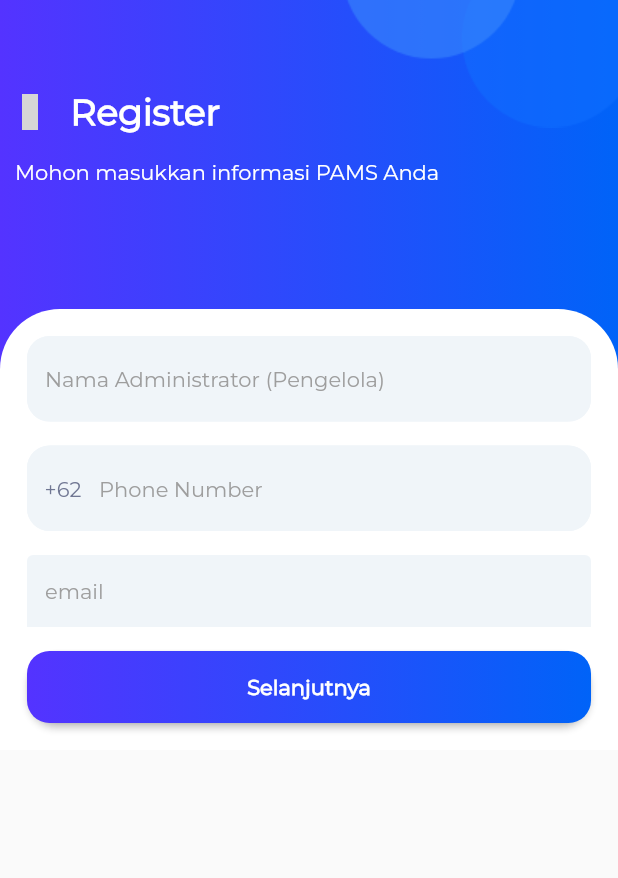
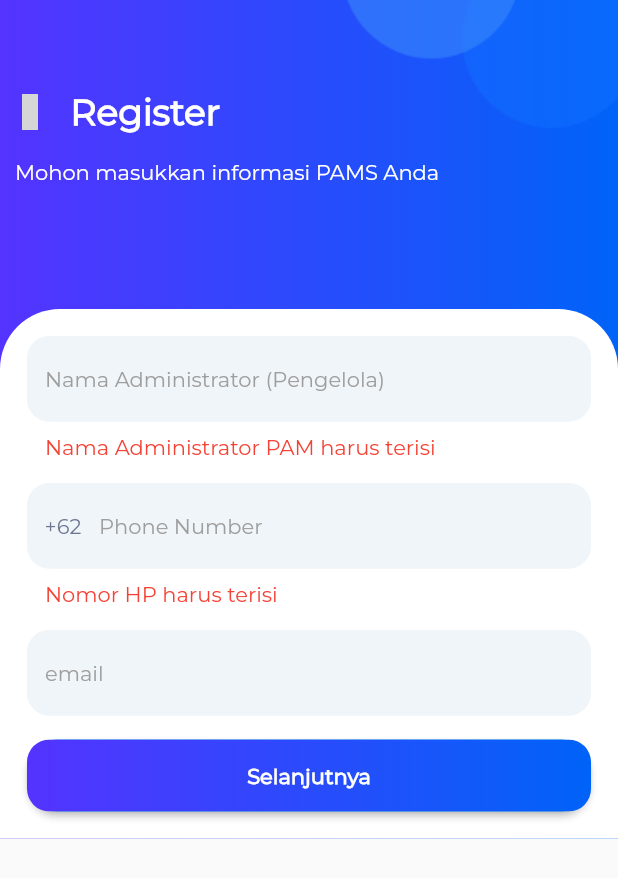
Before and after one commit to riyansutantio/airren, a Flutter app: the RegisterStepTwoView screen opened directly, after a tap on "Selanjutnya", on a phone screen of 412 x 824 dp. Shown: the top 878 px of the screen. Run offline on Flutter 3.47's test engine with Material 2 defaults, Android fonts, the light colour scheme and no system bars; our stand-ins replace device_preview, eva_icons_flutter, flutter_html, flutter_svg, get, get_storage and 5 more; missing offline and left inert: flutter_flavor, flutter_otp_timer, otp_count_down; accounts and stored records are empty; grey boxes are pictures that could not be loaded.

Commit message:
chore(model): add login model fix(register): fix register

```diff
--- a/lib/app/model/register_model.dart
+++ b/lib/app/model/register_model.dart
@@ -1,7 +1,3 @@
-// To parse this JSON data, do
-//
-//     final registerModel = registerModelFromJson(jsonString);
-
 import 'dart:convert';
 
 RegisterModel registerModelFromJson(String str) => RegisterModel.fromJson(json.decode(str));
@@ -10,19 +6,19 @@ class RegisterModel {
   RegisterModel({
     this.status,
     this.message,
+    this.errors,
     this.data,
-    this.errors
   });
 
   final String? status;
   final String? message;
+  final Errors? errors;
   final DataPam? data;
-  final Errors? errors;
-
 
   factory RegisterModel.fromJson(Map<String, dynamic> json) => RegisterModel(
     status: json["status"] == null ? null : json["status"],
     message: json["message"] == null ? null : json["message"],
+    errors: json["errors"] == null ? null : Errors.fromJson(json["errors"]),
     data: json["data"] == null ? null : DataPam.fromJson(json["data"]),
   );
 }
@@ -49,6 +45,7 @@ class PamResult {
     this.regencyId,
     this.districtId,
     this.detailAddress,
+    this.isPostpaid,
     this.updatedAt,
     this.createdAt,
     this.id,
@@ -60,6 +57,7 @@ class PamResult {
   final String? regencyId;
   final String? districtId;
   final String? detailAddress;
+  final bool? isPostpaid;
   final DateTime? updatedAt;
   final DateTime? createdAt;
   final int? id;
@@ -71,6 +69,7 @@ class PamResult {
     regencyId: json["regency_id"] == null ? null : json["regency_id"],
     districtId: json["district_id"] == null ? null : json["district_id"],
     detailAddress: json["detail_address"] == null ? null : json["detail_address"],
+    isPostpaid: json["is_postpaid"] == null ? null : json["is_postpaid"],
     updatedAt: json["updated_at"] == null ? null : DateTime.parse(json["updated_at"]),
     createdAt: json["created_at"] == null ? null : DateTime.parse(json["created_at"]),
     id: json["id"] == null ? null : json["id"],
--- a/lib/app/modules/session/controllers/session_controller.dart
+++ b/lib/app/modules/session/controllers/session_controller.dart
@@ -122,8 +122,9 @@ class SessionController extends GetxController {
 
   final resultRegister = <RegisterModel>[].obs;
 
+  final resultError = <Errors>[].obs;
+
   Future register() async {
-    try {
     isLoadingRegister.value = true;
     final res = await sessionProvider.register(
         pamName: nameAdminPamController.text,
@@ -134,18 +135,12 @@ class SessionController extends GetxController {
         pamUserEmail: emailPamController.text,
         pamUserName: nameController.text,
         pamUserPhoneNumber: phoneNumberController.text);
-      logger.i('status ${res!.errors!.pamUserEmail![0]}');
-      if (res.status == null) {
+    if (res!.status == null) {
       Get.snackbar(res.errors!.pamUserEmail![0], 'invalid value', backgroundColor: Colors.white);
     } else {
       boxPrice.write(priceInit, res.data?.trialPrice);
-        Get.snackbar('${res.message}', 'bisaaa!', backgroundColor: Colors.white);
+      Get.snackbar('${res.message}', '${res.data?.trialPrice}', backgroundColor: Colors.white);
       Future.delayed(const Duration(seconds: 2)).whenComplete(() => Get.to(PaymentView()));
-      }
-    } catch (e) {
-      logger.e(e);
-    } finally {
-      isLoadingRegister.value = false;
     }
   }
 
--- a/lib/app/modules/session/views/register_step_two_view.dart
+++ b/lib/app/modules/session/views/register_step_two_view.dart
@@ -14,6 +14,8 @@ import '../providers/session_provider.dart';
 
 class RegisterStepTwoView extends GetView {
   final SessionController sessionController = Get.put(SessionController(sessionProvider: SessionProvider()));
+  final GlobalKey<FormState> _formKey = GlobalKey<FormState>();
+
   @override
   Widget build(BuildContext context) {
     return Scaffold(
@@ -29,7 +31,9 @@ class RegisterStepTwoView extends GetView {
             ],
           ),
           title: 'Register', firstSubtitle: 'Mohon masukkan informasi PAMS Anda', secondSubtitle: ''),
-      body: Container(
+      body: Form(
+        key: _formKey,
+        child: Container(
           decoration: BoxDecoration(gradient: LinearGradient(colors: gradientColorAirren)),
           child: Container(
               child: Padding(
@@ -46,6 +50,12 @@ class RegisterStepTwoView extends GetView {
                           passwordVisibility: false,
                           controller: sessionController,
                           textEditingController: sessionController.nameAdminPamController,
+                          returnValidation: (val) {
+                            if (val!.isEmpty) {
+                              return "Nama Administrator PAM harus terisi";
+                            }
+                            return null;
+                          },
                         ),
                       ),
                       Padding(
@@ -67,6 +77,14 @@ class RegisterStepTwoView extends GetView {
                               ),),
                             ),
                           ),
+                          returnValidation: (val) {
+                            if (val!.isEmpty) {
+                              return "Nomor HP harus terisi";
+                            } else if(val.length < 7){
+                              return "Nomor HP tidak valid";
+                            }
+                            return null;
+                          },
                         ),
                       ),
                       Padding(
@@ -92,13 +110,17 @@ class RegisterStepTwoView extends GetView {
               decoration: const BoxDecoration(
                   borderRadius: BorderRadius.only(topLeft: Radius.circular(40), topRight: Radius.circular(40)),
                   color: Colors.white)),
+        ),
       ));
   }
   ElevatedButton buildElevatedButtonCustom() {
     return ElevatedButton(
         onPressed: () {
-          // Get.to(PaymentView());
+          if (!_formKey.currentState!.validate()) {
+            return;
+          } else {
             sessionController.register();
+          }
         },
         child: Ink(
           decoration:
--- a/lib/app/widgets/loginTextFormFieldBase.dart
+++ b/lib/app/widgets/loginTextFormFieldBase.dart
@@ -80,6 +80,12 @@ class AirenTextFormFieldBase extends StatelessWidget {
           fontSize: 14,
           fontWeight: FontWeight.w500,
         ),
+        disabledBorder: OutlineInputBorder(
+          borderSide: BorderSide(
+            color: HexColor('#F0F5F9'),
+          ),
+          borderRadius: BorderRadius.circular(15),
+        ),
         enabledBorder: OutlineInputBorder(
           borderSide: BorderSide(
             color: HexColor('#F0F5F9'),
```
Also changed, not shown: lib/app/model/login_model.dart (added, +135 -0 lines), lib/app/modules/session/providers/session_provider.dart (+21 -3 lines). Lines whose indentation alone changed are shown as unchanged.
